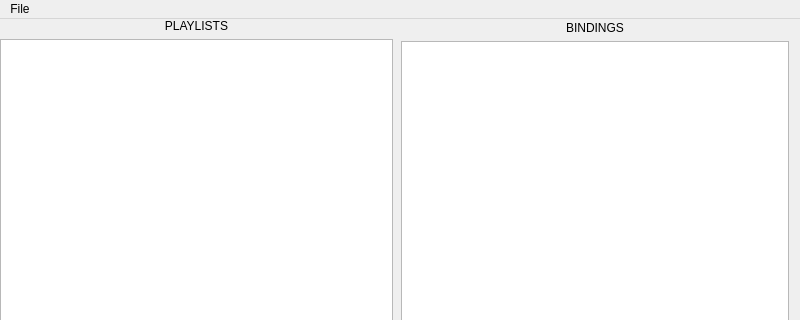
This is main.ui in KannenJoshi/SpotifyPlaylistSwapper as Qt 5 draws it before an edit; both pictures show x 0 to 800 and y 0 to 320 of the 800 by 600 pixel window. The edited form follows.
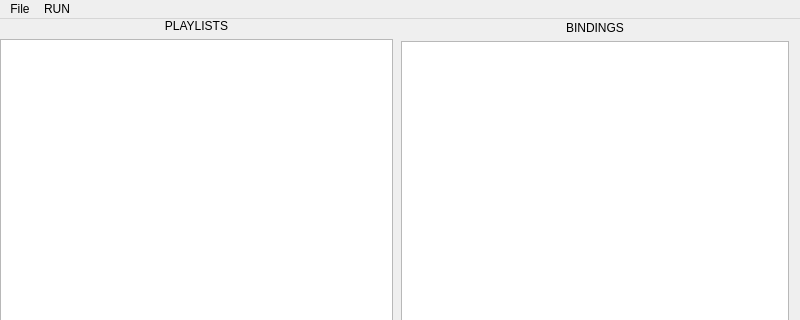
This is the edited form.

Commit message: RUN and STOP file menu

Diff of the .ui file:
```diff
--- a/main.ui
+++ b/main.ui
@@ -145,7 +145,15 @@
     </property>
     <addaction name="action_save"/>
    </widget>
+   <widget class="QMenu" name="menuRUN">
+    <property name="title">
+     <string>RUN</string>
+    </property>
+    <addaction name="actionStart"/>
+    <addaction name="actionStop"/>
+   </widget>
    <addaction name="menuFile"/>
+   <addaction name="menuRUN"/>
   </widget>
   <widget class="QStatusBar" name="statusbar"/>
   <action name="action_save">
```
Left out of the diff: 16 changed lines with no effect on the pictures.
